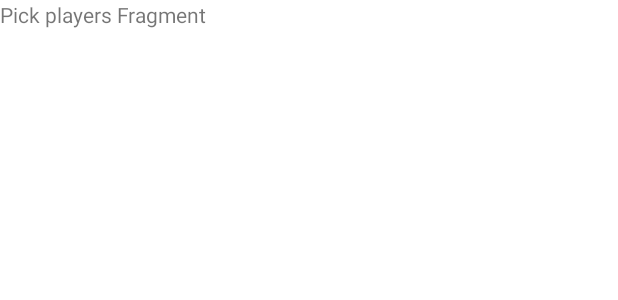
After one commit to PopJoestar/Penny-Drop, an Android app: the layout fragment_game.xml on its own in the app's theme, with its tools: preview values and no code run, on a phone screen of 412 x 824 dp. The commit adds this screen. Shown: the top 300 px of the screen. Run offline under Robolectric (Android 15) with nearby library versions, the phone set to English and light mode, and no system bars.

Commit message:
Add PickPlayer and Game Fragments

```diff
--- a/app/build.gradle
+++ b/app/build.gradle
@@ -37,6 +37,7 @@ dependencies {
     implementation 'androidx.appcompat:appcompat:1.3.0'
     implementation 'com.google.android.material:material:1.4.0'
     implementation 'androidx.constraintlayout:constraintlayout:2.0.4'
+    implementation 'androidx.legacy:legacy-support-v4:1.0.0'
     testImplementation 'junit:junit:4.13.2'
     androidTestImplementation 'androidx.test.ext:junit:1.1.3'
     androidTestImplementation 'androidx.test.espresso:espresso-core:3.4.0'
--- /dev/null
+++ b/app/src/main/res/layout/fragment_game.xml
@@ -0,0 +1,14 @@
+<?xml version="1.0" encoding="utf-8"?>
+<FrameLayout xmlns:android="http://schemas.android.com/apk/res/android"
+    xmlns:tools="http://schemas.android.com/tools"
+    android:layout_width="match_parent"
+    android:layout_height="match_parent"
+    tools:context=".fragments.GameFragment">
+
+    <!-- TODO: Update blank fragment layout -->
+    <TextView
+        android:layout_width="match_parent"
+        android:layout_height="match_parent"
+        android:text="@string/hello_blank_fragment" />
+
+</FrameLayout>
--- a/app/src/main/res/values/strings.xml
+++ b/app/src/main/res/values/strings.xml
@@ -1,3 +1,5 @@
 <resources>
     <string name="app_name">Penny Drop</string>
+    <!-- TODO: Remove or change this placeholder text -->
+    <string name="hello_blank_fragment">Pick players Fragment</string>
 </resources>
```
Also changed, not shown: app/src/main/java/com/popjoestar/pennydrop/fragments/GameFragment.kt (added, +60 -0 lines), app/src/main/java/com/popjoestar/pennydrop/fragments/PickPlayersFragment.kt (added, +60 -0 lines), app/src/main/res/layout/fragment_pick_players.xml (added, +14 -0 lines).
